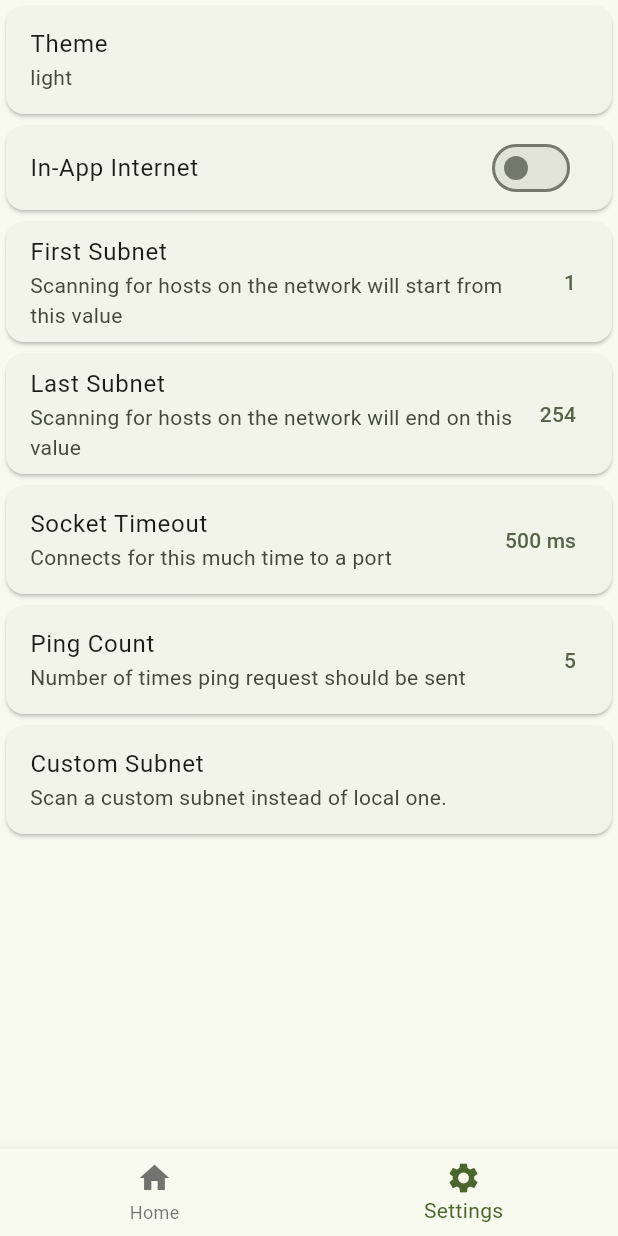
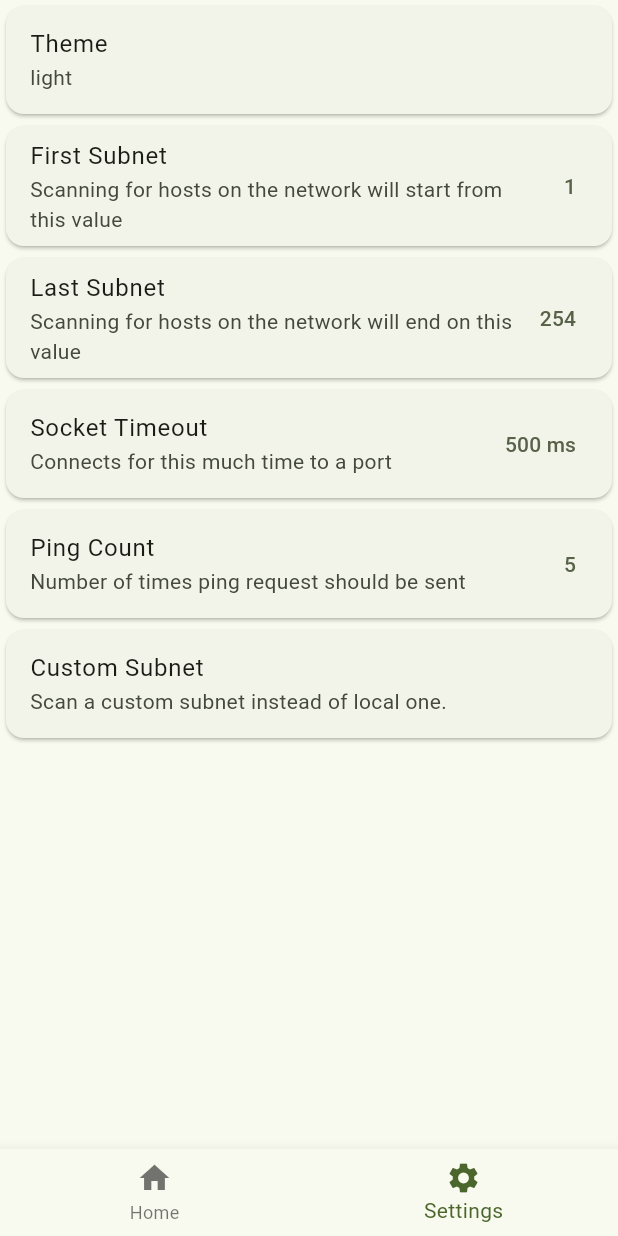
Before and after one commit to FlorinMilu/NetPobe, a Flutter app: the screen it shows after launch, item 2 of the bottom bar chosen, on a phone screen of 412 x 824 dp. Run offline on Flutter 3.47's test engine with Material 3 defaults, Android fonts, the phone set to English and light mode, and no system bars; our stand-ins replace connectivity_plus, flutter_bloc, freezed_annotation, get_it, injectable, package_info_plus and 3 more; missing offline and left inert: dart_ping, external_app_launcher, network_info_plus, network_tools_flutter.

Commit message:
Removed In-app internet setting

```diff
--- a/lib/main.dart
+++ b/lib/main.dart
@@ -53,7 +53,7 @@ class _MyAppState extends State<MyApp> {
         builder: (BuildContext context, value, Widget? child) {
           return MaterialApp(
               debugShowCheckedModeBanner: false,
-              title: 'Vernet',
+              title: 'NetProbe',
               theme: themeChangeProvider.darkTheme
                   ? ThemeData.dark(
                     useMaterial3: true,
--- a/lib/pages/settings_page.dart
+++ b/lib/pages/settings_page.dart
@@ -36,19 +36,6 @@ class _SettingsPageState extends State<SettingsPage> {
                 await appSettings.load();
                 setState(() {});
               },
-            ),
-          ),
-          Card(
-            child: ListTile(
-              title: const Text('In-App Internet'),
-              trailing: Switch(
-                value: appSettings.inAppInternet,
-                onChanged: (bool? value) async {
-                  appSettings.setInAppInternet(value ?? false);
-                  await appSettings.load();
-                  setState(() {});
-                },
-              ),
             ),
           ),
           Card(
```
